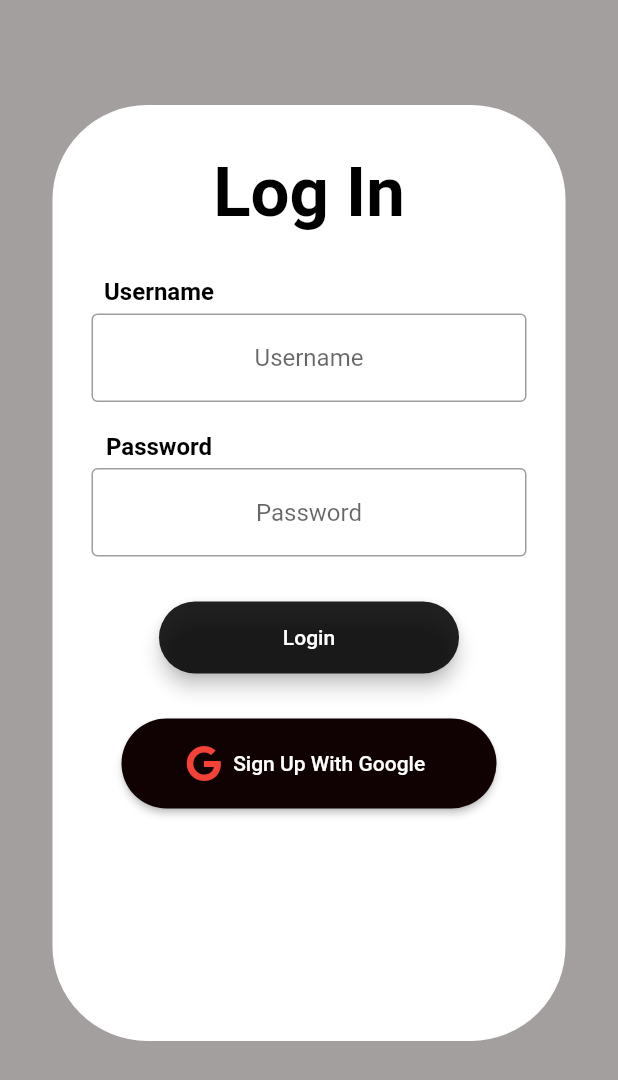
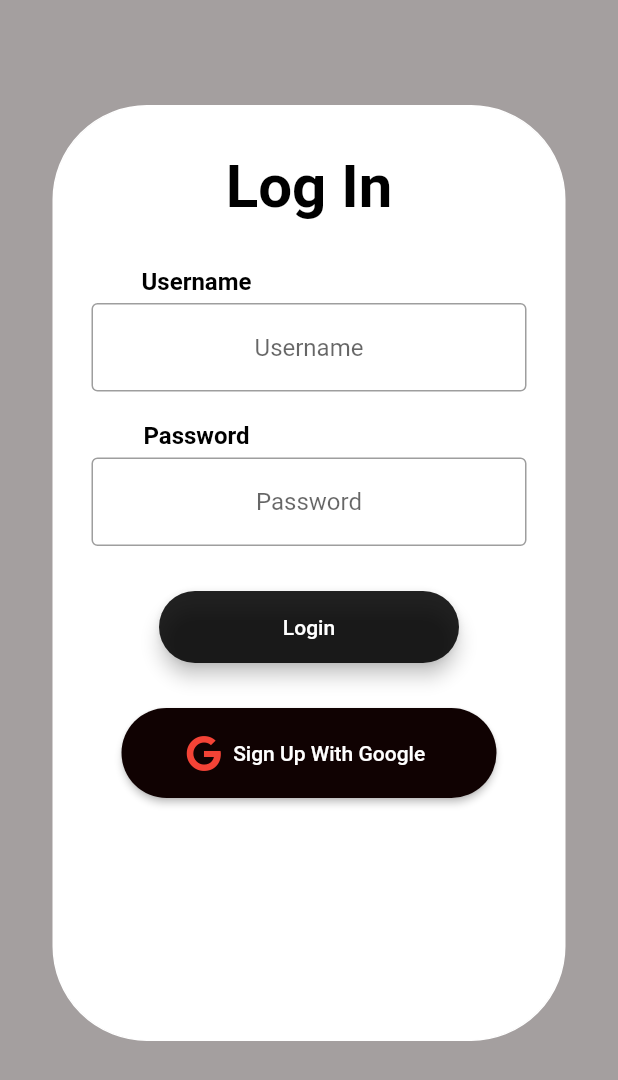
Before and after one commit to SachetAdhikari/VITConnects, a Flutter app: the screen it shows after launch, after a tap on "GET STARTED", on a phone screen of 412 x 824 dp. Shown: the top 1080 px of the screen. Run offline on Flutter 3.47's test engine with Material 2 defaults, Android fonts, the light colour scheme and no system bars; our stand-ins replace cloud_firestore, firebase_auth, firebase_core, font_awesome_flutter, get, google_sign_in; missing offline and left inert: draggable_fab; accounts and stored records are empty; network calls fail.

Commit message:
some decoration

```diff
--- a/vit_connects/lib/form.dart
+++ b/vit_connects/lib/form.dart
@@ -2,7 +2,6 @@ import 'package:cloud_firestore/cloud_firestore.dart';
 import 'package:firebase_auth/firebase_auth.dart';
 import 'package:flutter/material.dart';
 import './main.dart';
-import 'package:flutter/material.dart';
 import 'constants.dart';
 import 'package:firebase_auth/firebase_auth.dart';
 import 'package:cloud_firestore/cloud_firestore.dart';
@@ -130,7 +129,8 @@ class _FormsState extends State<Forms> {
                 ),
                 Container(
                   width: 400,
-                  padding: EdgeInsets.symmetric(horizontal: 12, vertical: 4),
+                  padding:
+                      const EdgeInsets.symmetric(horizontal: 12, vertical: 4),
                   decoration: BoxDecoration(
                     border: Border.all(color: Colors.black, width: 4),
                   ),
@@ -139,7 +139,8 @@ class _FormsState extends State<Forms> {
                       value: course,
                       isExpanded: true,
                       iconSize: 36,
-                      icon: Icon(Icons.arrow_drop_down, color: Colors.black),
+                      icon: const Icon(Icons.arrow_drop_down,
+                          color: Colors.black),
                       items: coursename.map(buildMenuItem).toList(),
                       onChanged: (value) => setState(() => course = value),
                     ),
--- a/vit_connects/lib/landingpage.dart
+++ b/vit_connects/lib/landingpage.dart
@@ -5,25 +5,27 @@ import './form.dart';
 
 class LandingPage extends StatelessWidget {
   Widget _button(String textt, BuildContext context) {
-    return Container(
-      margin: EdgeInsets.symmetric(horizontal: 60),
-      child: MaterialButton(
-        elevation: 0,
-        height: 80,
-        onPressed: () {
+    return GestureDetector(
+      onTap: () {
         Navigator.push(
           context,
           MaterialPageRoute(builder: (context) => SignInPage()),
         );
       },
+      child: Container(
+        height: 80,
+        decoration: BoxDecoration(
             color: buttonc,
+            border: Border.all(),
+            borderRadius: const BorderRadius.all(Radius.circular(15))),
+        margin: const EdgeInsets.symmetric(horizontal: 60),
         child: Row(
           mainAxisAlignment: MainAxisAlignment.center,
           children: <Widget>[
             Text(
               textt,
               textAlign: TextAlign.center,
-              style: TextStyle(
+              style: const TextStyle(
                   fontSize: 28, color: Colors.white, fontFamily: 'Red Rose'),
             ),
           ],
@@ -34,18 +36,18 @@ class LandingPage extends StatelessWidget {
 
   @override
   Widget build(BuildContext context) {
+    var size = MediaQuery.of(context).size;
     return Scaffold(
       backgroundColor: bg,
       body: Column(
         children: [
           Container(
-            width: MediaQuery.of(context).size.width,
-            height: MediaQuery.of(context).size.height * 0.6265,
-            margin: EdgeInsets.fromLTRB(
-                0, MediaQuery.of(context).size.height * 0.3735, 0, 0),
+            width: size.width,
+            height: size.height * 0.6265,
+            margin: EdgeInsets.fromLTRB(0, size.height * 0.3735, 0, 0),
             decoration: BoxDecoration(
               color: pc,
-              borderRadius: BorderRadius.only(
+              borderRadius: const BorderRadius.only(
                 topLeft: Radius.circular(60),
                 topRight: Radius.circular(60),
               ),
@@ -55,18 +57,49 @@ class LandingPage extends StatelessWidget {
                 Align(
                   alignment: Alignment.topLeft,
                   child: Container(
-                    margin: EdgeInsets.fromLTRB(25, 0, 0, 0),
-                    child: Text(
-                      "\nWELCOME\nTO\nVIT CONNECT's",
+                    margin: const EdgeInsets.fromLTRB(25, 0, 25, 0),
+                    child: Center(
+                      child: Padding(
+                        padding: const EdgeInsets.only(top: 50.0),
+                        child: Column(
+                          children: const [
+                            Text(
+                              "WELCOME",
                               style: TextStyle(
-                        fontSize: 40,
+                                fontSize: 30,
                                 fontWeight: FontWeight.bold,
                                 color: Colors.white,
                               ),
                             ),
+                            SizedBox(
+                              height: 10,
+                            ),
+                            Text(
+                              "TO",
+                              style: TextStyle(
+                                fontSize: 30,
+                                fontWeight: FontWeight.bold,
+                                color: Colors.white,
                               ),
                             ),
-                SizedBox(height: 100),
+                            SizedBox(
+                              height: 10,
+                            ),
+                            Text(
+                              "VIT CONNECT's",
+                              style: TextStyle(
+                                fontSize: 30,
+                                fontWeight: FontWeight.bold,
+                                color: Colors.white,
+                              ),
+                            ),
+                          ],
+                        ),
+                      ),
+                    ),
+                  ),
+                ),
+                const SizedBox(height: 100),
                 _button("GET STARTED", context),
               ],
             ),
--- a/vit_connects/lib/signinpage.dart
+++ b/vit_connects/lib/signinpage.dart
@@ -58,7 +58,7 @@ class _SignInPageState extends State<SignInPage> {
   String error = '';
   Widget _button(String textt) {
     return Container(
-      margin: EdgeInsets.symmetric(horizontal: 60),
+      margin: const EdgeInsets.symmetric(horizontal: 60),
       child: MaterialButton(
         elevation: 0,
         height: 60,
@@ -97,9 +97,11 @@ class _SignInPageState extends State<SignInPage> {
   Widget build(BuildContext context) {
     return Scaffold(
       backgroundColor: bg,
-      body: Container(
+      body: SingleChildScrollView(
+        child: Container(
+          height: MediaQuery.of(context).size.height,
           child: Padding(
-          padding: EdgeInsets.only(top: 70, bottom: 130, left: 35),
+            padding: const EdgeInsets.only(top: 70, bottom: 130, left: 35),
             child: Container(
               width: MediaQuery.of(context).size.width - 70,
               height: MediaQuery.of(context).size.height - 30,
@@ -119,7 +121,7 @@ class _SignInPageState extends State<SignInPage> {
                   'Log In',
                   style: TextStyle(
                       color: Colors.black,
-                    fontSize: 46.0,
+                      fontSize: 40.0,
                       fontWeight: FontWeight.bold),
                 ),
                 const SizedBox(height: 20),
@@ -128,7 +130,7 @@ class _SignInPageState extends State<SignInPage> {
                   child: Column(
                     children: <Widget>[
                       const Padding(
-                      padding: EdgeInsets.only(right: 200, top: 10),
+                        padding: EdgeInsets.only(right: 150, top: 10),
                         child: Text(
                           'Username',
                           style: TextStyle(
@@ -159,7 +161,7 @@ class _SignInPageState extends State<SignInPage> {
                         ),
                       ),
                       const Padding(
-                      padding: EdgeInsets.only(right: 200),
+                        padding: EdgeInsets.only(right: 150),
                         child: Text(
                           'Password',
                           style: TextStyle(
@@ -195,7 +197,8 @@ class _SignInPageState extends State<SignInPage> {
                         child: MaterialButton(
                           onPressed: () async {
                             try {
-                            final user = await _auth.signInWithEmailAndPassword(
+                              final user =
+                                  await _auth.signInWithEmailAndPassword(
                                       email: email, password: password);
                               if (user != null) {
                                 Navigator.push(
@@ -252,7 +255,7 @@ class _SignInPageState extends State<SignInPage> {
                             FontAwesomeIcons.google,
                             color: Colors.red,
                           ),
-                        label: Text('Sign Up With Google'),
+                          label: const Text('Sign Up With Google'),
                           onPressed: () {
                             controller.login();
                             print('signup successfull');
@@ -285,6 +288,7 @@ class _SignInPageState extends State<SignInPage> {
             ),
           ),
         ),
+      ),
     );
   }
 }
```
Also changed, not shown: vit_connects/pubspec.lock. Lines whose indentation alone changed are shown as unchanged.
